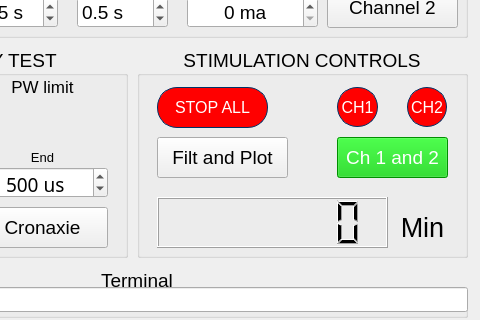
Before: the Qt Designer form Estimulema Diag and Train/Estimulema V0.3 Rv1.ui in lara-unb/Estimulema, drawn with Qt 5; both pictures show x 203 to 683 and y 273 to 593 of the 683 by 593 pixel window.
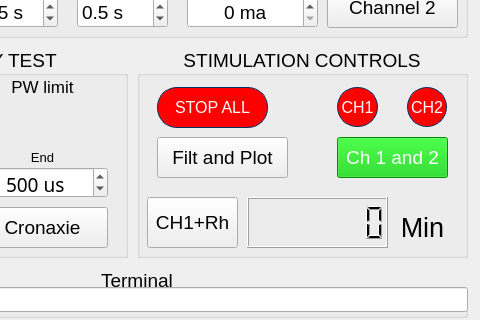
After: the same form once the commit is applied. Icons and pictures are not drawn.

```diff
--- a/Estimulema Diag and Train/Estimulema V0.3 Rv1.ui
+++ b/Estimulema Diag and Train/Estimulema V0.3 Rv1.ui
@@ -158,9 +158,9 @@
     <widget class="QLCDNumber" name="lcdNumber">
      <property name="geometry">
       <rect>
-       <x>20</x>
+       <x>110</x>
        <y>150</y>
-       <width>231</width>
+       <width>141</width>
        <height>51</height>
       </rect>
      </property>
@@ -198,6 +198,19 @@
       <set>Qt::AlignCenter</set>
      </property>
     </widget>
+    <widget class="QPushButton" name="pushButton_ch1_rh">
+     <property name="geometry">
+      <rect>
+       <x>10</x>
+       <y>150</y>
+       <width>91</width>
+       <height>51</height>
+      </rect>
+     </property>
+     <property name="text">
+      <string>CH1+Rh</string>
+     </property>
+    </widget>
    </widget>
    <widget class="QGroupBox" name="groupBox_2">
     <property name="geometry">
```
Left out of the diff: 2 changed lines with no effect on the pictures.
